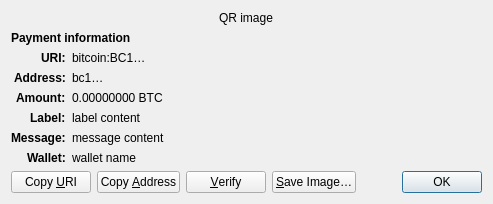
BitgesellOfficial/bitgesell, file src/qt/forms/receiverequestdialog.ui: the form before one commit.
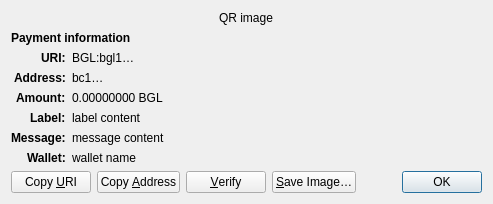
The form after the commit. Custom widgets are drawn as their Qt base class.

Diff of the .ui file:
```diff
--- a/src/qt/forms/receiverequestdialog.ui
+++ b/src/qt/forms/receiverequestdialog.ui
@@ -65,7 +65,7 @@
    <item row="2" column="1" alignment="Qt::AlignTop">
     <widget class="QLabel" name="uri_content">
      <property name="text">
-      <string notr="true">bitcoin:BC1…</string>
+      <string notr="true">BGL:bgl1…</string>
      </property>
      <property name="textFormat">
       <enum>Qt::RichText</enum>
@@ -126,7 +126,7 @@
    <item row="4" column="1" alignment="Qt::AlignTop">
     <widget class="QLabel" name="amount_content">
      <property name="text">
-      <string notr="true">0.00000000 BTC</string>
+      <string notr="true">0.00000000 BGL</string>
      </property>
      <property name="textFormat">
       <enum>Qt::PlainText</enum>
```
